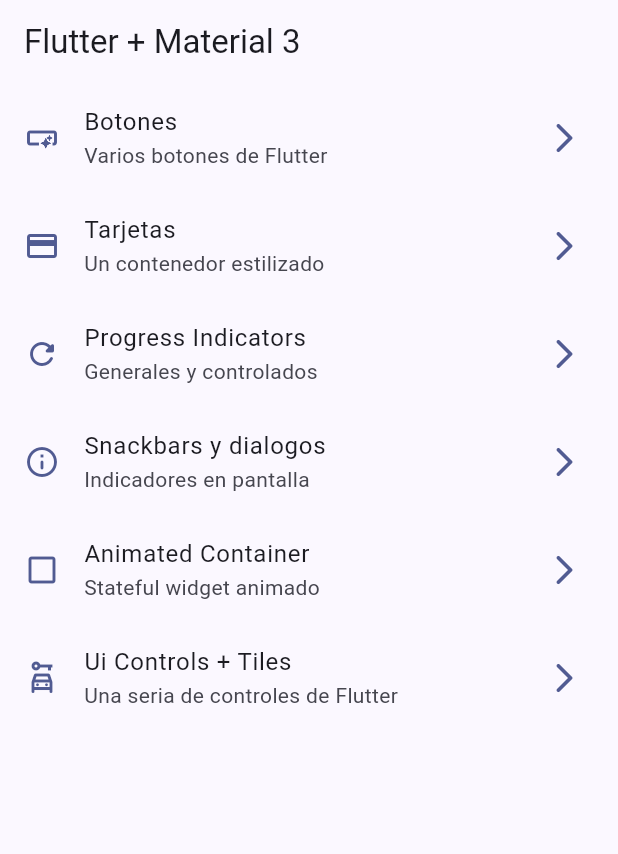
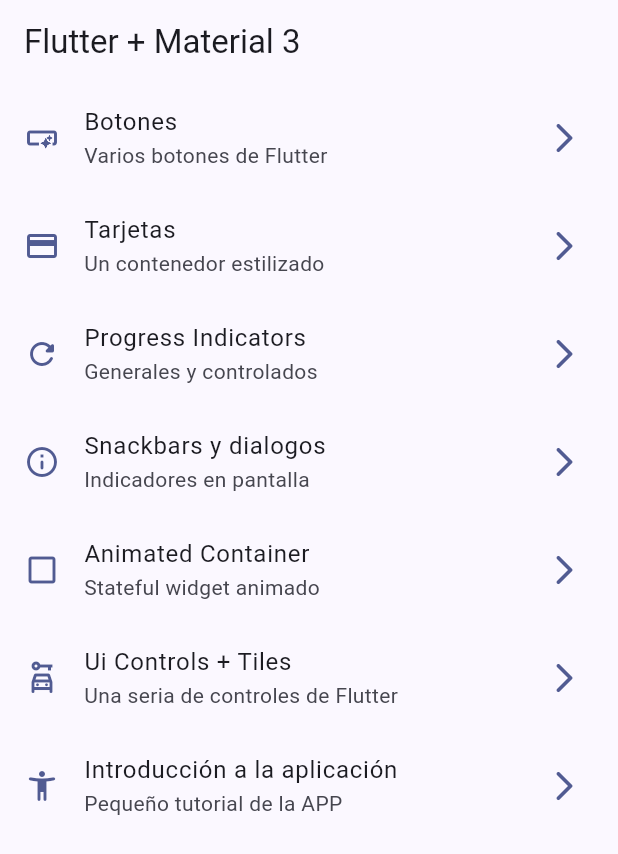
Before and after one commit to FisgHS/widgets_app, a Flutter app: the screen it shows after launch, on a phone screen of 412 x 824 dp. Shown: the top 854 px of the screen. Run offline on Flutter 3.47's test engine with Material 3 defaults, Android fonts, the phone set to English and light mode, and no system bars; our stand-ins replace go_router.

Commit message:
Change name

```diff
--- a/lib/config/menu/menu_items.dart
+++ b/lib/config/menu/menu_items.dart
@@ -60,4 +60,11 @@ const appMenuItems = <MenuItem> [
     icon: Icons.car_rental_outlined
   ),
 
+  MenuItem(
+    title: 'Introducción a la aplicación',
+    subTitle: 'Pequeño tutorial de la APP',
+    link: '/tutorial',
+    icon: Icons.accessibility_new_rounded
+  ),
+
 ];
--- a/lib/config/router/app_router.dart
+++ b/lib/config/router/app_router.dart
@@ -48,5 +48,10 @@ final appRouter = GoRouter(
       builder: (context, state) => const UiControlScreen(),
     ),
 
+    GoRoute(
+      path: '/tutorial',
+      name: AppTutorialScreen.name,
+      builder: (context, state) => const AppTutorialScreen(),
+    ),
   ],
 );
--- a/lib/presentation/screens/app_tutorial/app_tutorial_screen.dart
+++ b/lib/presentation/screens/app_tutorial/app_tutorial_screen.dart
@@ -2,7 +2,7 @@ import 'package:flutter/material.dart';
 
 class AppTutorialScreen extends StatelessWidget {
 
-  static const name = 'animated_screen';
+  static const name = 'app_tutorial_screen';
 
   const AppTutorialScreen({super.key});
 
```
